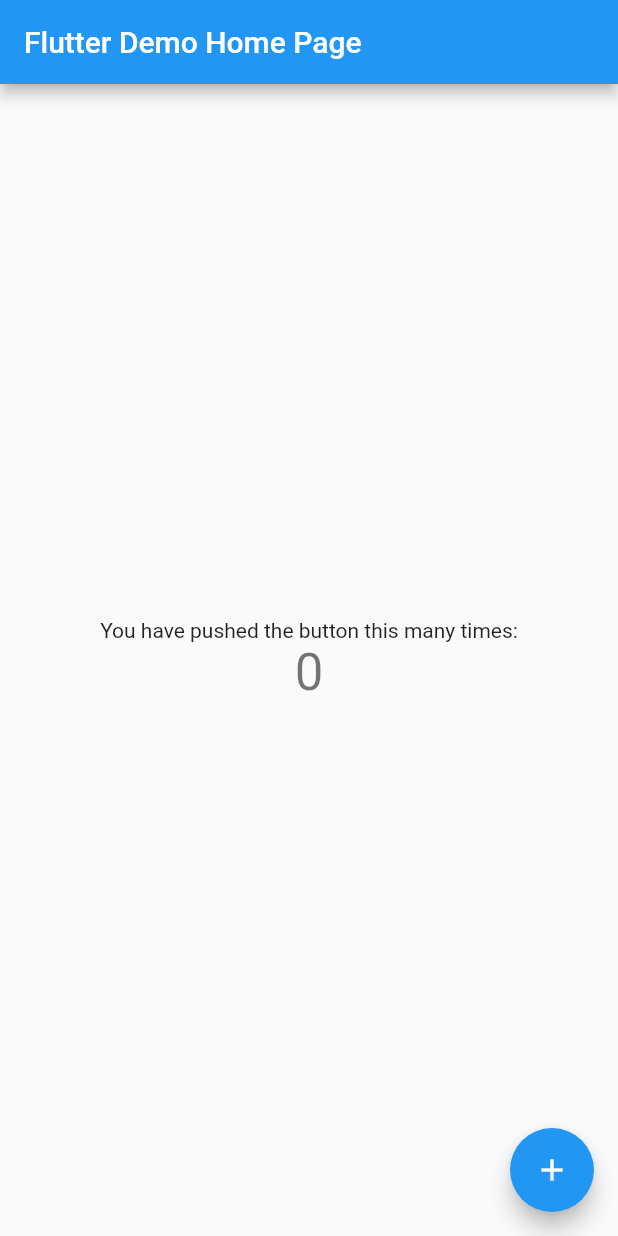
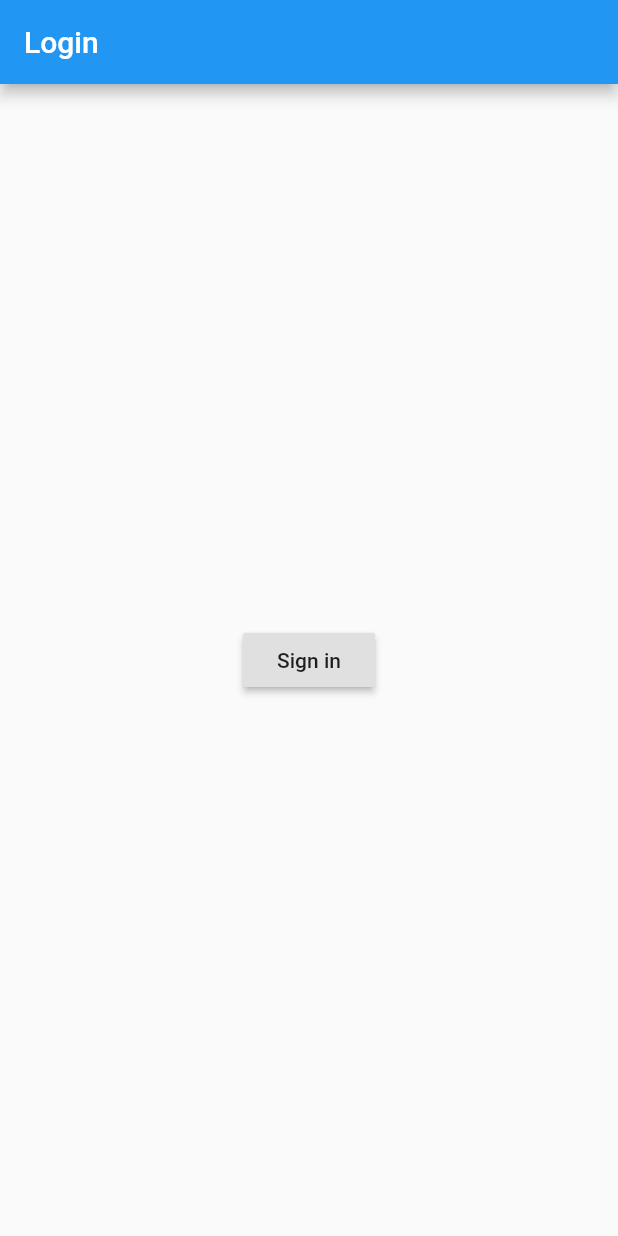
Before and after one commit to mclean25/flutter-firebase-state-ex, a Flutter app: the screen it shows after launch, on a phone screen of 412 x 824 dp. Run offline on Flutter 3.47's test engine with Material 2 defaults, Android fonts, the phone set to English and light mode, and no system bars; our stand-ins replace firebase_auth, firebase_core; accounts and stored records are empty.

Commit message:
adding firebase

```diff
--- /dev/null
+++ b/lib/auth.dart
@@ -0,0 +1,24 @@
+import 'package:firebase_auth/firebase_auth.dart';
+import 'package:flutter/widgets.dart';
+import 'dart:async';
+
+class AuthService extends ChangeNotifier {
+  FirebaseAuth _auth = FirebaseAuth.instance;
+
+  User get currentUser => _auth.currentUser;
+
+  Stream<User> get onAuthStateChanged => _auth.authStateChanges();
+
+  Future<void> signInAnonymously() async {
+    try {
+      await _auth.signInAnonymously();
+    } catch (e) {
+      // TODO: proper message needed here.
+      print(e);
+    }
+  }
+
+  Future<void> signOut() async {
+    return await _auth.signOut();
+  }
+}
--- /dev/null
+++ b/lib/login.dart
@@ -0,0 +1,24 @@
+import 'package:flutter/material.dart';
+import 'package:provider/provider.dart';
+
+import "./auth.dart";
+
+class LoginPage extends StatelessWidget {
+  void _signIn(AuthService authService) {
+    authService.signInAnonymously();
+  }
+
+  @override
+  Widget build(BuildContext context) {
+    var authService = Provider.of<AuthService>(context);
+    return Scaffold(
+      appBar: AppBar(title: Text("Login")),
+      body: Center(
+        child: RaisedButton(
+          onPressed: () => {_signIn(authService)},
+          child: Text("Sign in"),
+        ),
+      ),
+    );
+  }
+}
--- a/lib/main.dart
+++ b/lib/main.dart
@@ -1,117 +1,102 @@
+import 'package:firebase_auth/firebase_auth.dart';
+import 'package:firebase_core/firebase_core.dart';
 import 'package:flutter/material.dart';
+import 'package:provider/provider.dart';
+
+import 'auth.dart';
+import 'login.dart';
 
 void main() {
+  WidgetsFlutterBinding.ensureInitialized();
   runApp(MyApp());
 }
 
 class MyApp extends StatelessWidget {
+  final Future<FirebaseApp> _initialization = Firebase.initializeApp();
+
   // This widget is the root of your application.
   @override
   Widget build(BuildContext context) {
     return MaterialApp(
       title: 'Flutter Demo',
       theme: ThemeData(
-        // This is the theme of your application.
-        //
-        // Try running your application with "flutter run". You'll see the
-        // application has a blue toolbar. Then, without quitting the app, try
-        // changing the primarySwatch below to Colors.green and then invoke
-        // "hot reload" (press "r" in the console where you ran "flutter run",
-        // or simply save your changes to "hot reload" in a Flutter IDE).
-        // Notice that the counter didn't reset back to zero; the application
-        // is not restarted.
         primarySwatch: Colors.blue,
-        // This makes the visual density adapt to the platform that you run
-        // the app on. For desktop platforms, the controls will be smaller and
-        // closer together (more dense) than on mobile platforms.
         visualDensity: VisualDensity.adaptivePlatformDensity,
       ),
-      home: MyHomePage(title: 'Flutter Demo Home Page'),
+      home: FutureBuilder(
+        future: _initialization,
+        builder: (context, snapshot) {
+          if (snapshot.hasError) {
+            return Center(
+              child: Text("Something went wrong with Firebase initialization"),
+            );
+          } else if (snapshot.connectionState == ConnectionState.done) {
+            return MultiProvider(
+              providers: [
+                ChangeNotifierProvider<AuthService>(
+                  create: (context) => AuthService(),
+                )
+              ],
+              builder: (context, _) {
+                return LandingPage();
+              },
+            );
+          } else {
+            return Center(
+              child: CircularProgressIndicator(),
+            );
+          }
+        },
+      ),
     );
   }
 }
 
-class MyHomePage extends StatefulWidget {
-  MyHomePage({Key key, this.title}) : super(key: key);
-
-  // This widget is the home page of your application. It is stateful, meaning
-  // that it has a State object (defined below) that contains fields that affect
-  // how it looks.
-
-  // This class is the configuration for the state. It holds the values (in this
-  // case the title) provided by the parent (in this case the App widget) and
-  // used by the build method of the State. Fields in a Widget subclass are
-  // always marked "final".
-
-  final String title;
-
-  @override
-  _MyHomePageState createState() => _MyHomePageState();
-}
-
-class _MyHomePageState extends State<MyHomePage> {
-  int _counter = 0;
-
-  void _incrementCounter() {
-    setState(() {
-      // This call to setState tells the Flutter framework that something has
-      // changed in this State, which causes it to rerun the build method below
-      // so that the display can reflect the updated values. If we changed
-      // _counter without calling setState(), then the build method would not be
-      // called again, and so nothing would appear to happen.
-      _counter++;
-    });
-  }
-
+class LandingPage extends StatelessWidget {
   @override
   Widget build(BuildContext context) {
-    // This method is rerun every time setState is called, for instance as done
-    // by the _incrementCounter method above.
-    //
-    // The Flutter framework has been optimized to make rerunning build methods
-    // fast, so that you can just rebuild anything that needs updating rather
-    // than having to individually change instances of widgets.
-    return Scaffold(
-      appBar: AppBar(
-        // Here we take the value from the MyHomePage object that was created by
-        // the App.build method, and use it to set our appbar title.
-        title: Text(widget.title),
-      ),
-      body: Center(
-        // Center is a layout widget. It takes a single child and positions it
-        // in the middle of the parent.
-        child: Column(
-          // Column is also a layout widget. It takes a list of children and
-          // arranges them vertically. By default, it sizes itself to fit its
-          // children horizontally, and tries to be as tall as its parent.
-          //
-          // Invoke "debug painting" (press "p" in the console, choose the
-          // "Toggle Debug Paint" action from the Flutter Inspector in Android
-          // Studio, or the "Toggle Debug Paint" command in Visual Studio Code)
-          // to see the wireframe for each widget.
-          //
-          // Column has various properties to control how it sizes itself and
-          // how it positions its children. Here we use mainAxisAlignment to
-          // center the children vertically; the main axis here is the vertical
-          // axis because Columns are vertical (the cross axis would be
-          // horizontal).
-          mainAxisAlignment: MainAxisAlignment.center,
-          children: <Widget>[
-            Text(
-              'You have pushed the button this many times:',
-            ),
-            Text(
-              '$_counter',
-              style: Theme.of(context).textTheme.headline4,
-            ),
-          ],
-        ),
-      ),
-      floatingActionButton: FloatingActionButton(
-        onPressed: _incrementCounter,
-        tooltip: 'Increment',
-        child: Icon(Icons.add),
-      ), // This trailing comma makes auto-formatting nicer for build methods.
+    AuthService auth = Provider.of<AuthService>(context);
+    return StreamBuilder<User>(
+      stream: auth.onAuthStateChanged,
+      builder: (context, snapshot) {
+        if (snapshot.connectionState == ConnectionState.active) {
+          User user = snapshot.data;
+          if (user == null) {
+            return LoginPage();
+          } else {
+            return HomePage();
+            // AnalyticsService().setUserId(user: user);
+          }
+        }
+        return Scaffold(
+          body: Center(
+            child: CircularProgressIndicator(),
+          ),
+        );
+      },
     );
   }
 }
+
+class HomePage extends StatelessWidget {
+  @override
+  Widget build(BuildContext context) {
+    // TODO: implement build
+    return Scaffold(
+      appBar: AppBar(
+        title: Text("Logged in"),
+      ),
+      body: Center(
+          child: Column(
+        children: [
+          Text("Logged in"),
+          RaisedButton(
+            onPressed: () =>
+                {Provider.of<AuthService>(context, listen: false).signOut()},
+            child: Text("Logout"),
+          ),
+        ],
+      )),
+    );
+  }
+}
--- a/pubspec.yaml
+++ b/pubspec.yaml
@@ -21,6 +21,9 @@ environment:
   sdk: ">=2.7.0 <3.0.0"
 
 dependencies:
+  provider: ^4.3.2+2
+  firebase_core: ^0.5.2
+  firebase_auth: ^0.18.3
   flutter:
     sdk: flutter
 
```
Also changed, not shown: pubspec.lock, 7 other files.
